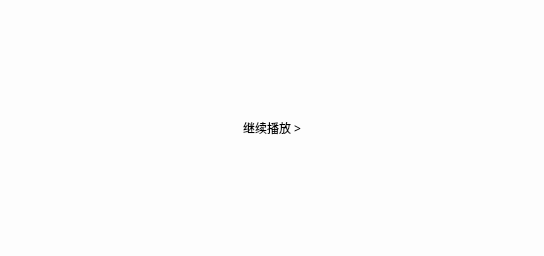
The window that pausemask.ui (zonyitoo/doubanfm-qt) describes before a commit, drawn with Qt 5.
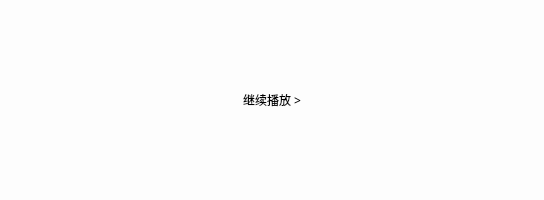
The same window after the commit.

Commit message: add more animations, modified layout

The edit to the form file:
```diff
--- a/pausemask.ui
+++ b/pausemask.ui
@@ -7,13 +7,13 @@
     <x>0</x>
     <y>0</y>
     <width>544</width>
-    <height>256</height>
+    <height>200</height>
    </rect>
   </property>
   <property name="minimumSize">
    <size>
     <width>544</width>
-    <height>256</height>
+    <height>200</height>
    </size>
   </property>
   <property name="maximumSize">
@@ -25,19 +25,31 @@
   <property name="windowTitle">
    <string>Form</string>
   </property>
+  <layout class="QVBoxLayout" name="verticalLayout">
+   <property name="spacing">
+    <number>0</number>
+   </property>
+   <property name="sizeConstraint">
+    <enum>QLayout::SetNoConstraint</enum>
+   </property>
+   <property name="leftMargin">
+    <number>0</number>
+   </property>
+   <property name="topMargin">
+    <number>0</number>
+   </property>
+   <property name="rightMargin">
+    <number>0</number>
+   </property>
+   <property name="bottomMargin">
+    <number>0</number>
+   </property>
+   <item>
   <widget class="QLabel" name="label">
-   <property name="geometry">
-    <rect>
-     <x>0</x>
-     <y>0</y>
-     <width>544</width>
-     <height>256</height>
-    </rect>
-   </property>
    <property name="minimumSize">
     <size>
      <width>544</width>
-     <height>256</height>
+       <height>200</height>
     </size>
    </property>
    <property name="maximumSize">
@@ -63,6 +75,8 @@
     <set>Qt::AlignCenter</set>
    </property>
   </widget>
+   </item>
+  </layout>
  </widget>
  <resources/>
  <connections/>
```
Lines whose indentation alone changed are shown as unchanged. The commit also changes 19 other files.
